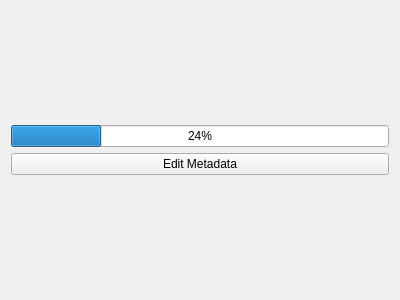
Johannes0805/Downloader, file progress_widget.ui: the form before one commit.
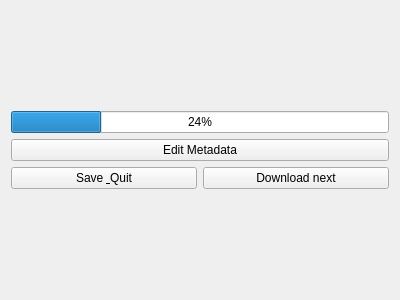
The form after the commit. Icons and pictures are not drawn.

Commit message: Improved visualisation of the release date, added buttons to save and quit or download next without editing the metadata

```diff
--- a/progress_widget.ui
+++ b/progress_widget.ui
@@ -42,6 +42,24 @@
        </property>
       </widget>
      </item>
+     <item>
+      <layout class="QHBoxLayout" name="horizontalLayout">
+       <item>
+        <widget class="QPushButton" name="quit_push">
+         <property name="text">
+          <string>Save &amp; Quit</string>
+         </property>
+        </widget>
+       </item>
+       <item>
+        <widget class="QPushButton" name="repeat_push">
+         <property name="text">
+          <string>Download next</string>
+         </property>
+        </widget>
+       </item>
+      </layout>
+     </item>
     </layout>
    </item>
   </layout>
```
The commit also changes 6 other files.
